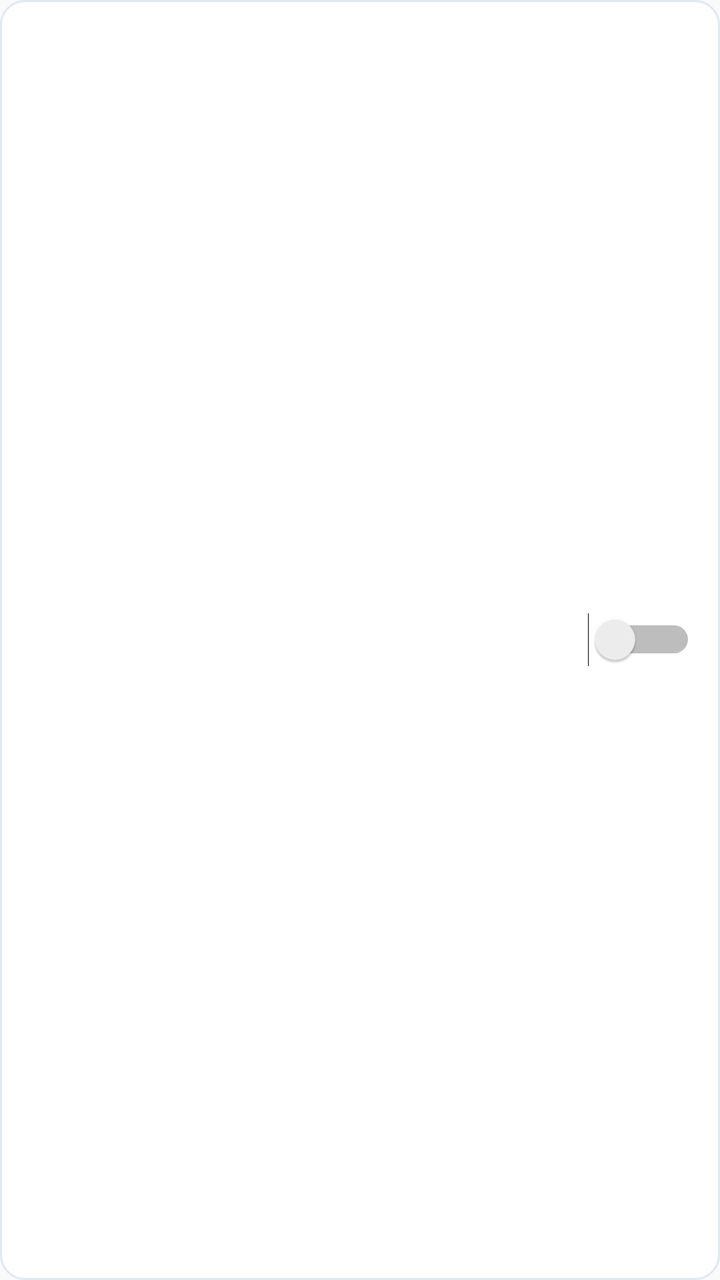
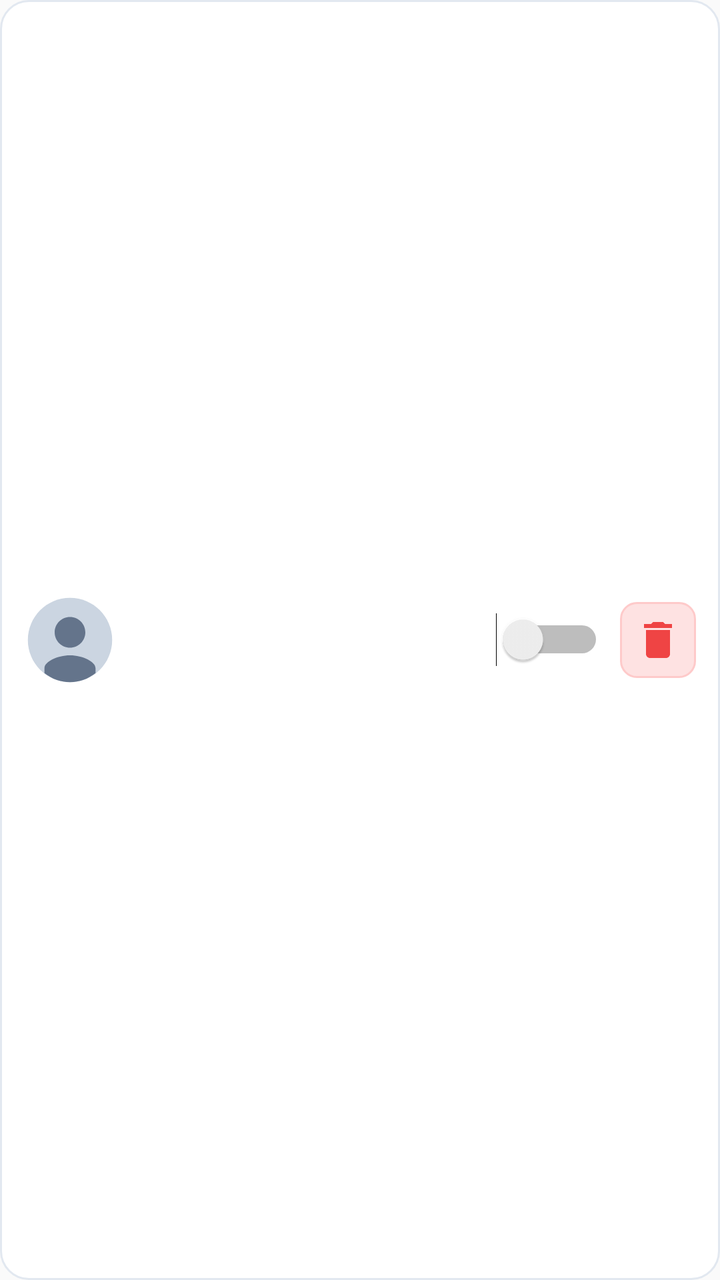

Before-and-after screenshots of an Android layout around one commit, followed by the original layout XML and the change that was made.
<!-- AndroidManifest.xml: application theme android:Theme.Material.Light.NoActionBar -->
<!-- res/layout/item_channel.xml -->
<?xml version="1.0" encoding="utf-8"?>
<RelativeLayout xmlns:android="http://schemas.android.com/apk/res/android"
    android:layout_width="match_parent"
    android:layout_height="wrap_content"
    android:background="@drawable/bg_card"
    android:padding="12dp">

    <LinearLayout
        android:layout_width="match_parent"
        android:layout_height="wrap_content"
        android:layout_centerVertical="true"
        android:layout_toStartOf="@id/switchApproved"
        android:orientation="vertical">

        <TextView
            android:id="@+id/tvChannelName"
            android:layout_width="wrap_content"
            android:layout_height="wrap_content"
            android:textColor="#1E293B"
            android:textSize="15sp"
            android:textStyle="bold" />

        <TextView
            android:id="@+id/tvChannelCategory"
            android:layout_width="wrap_content"
            android:layout_height="wrap_content"
            android:layout_marginTop="2dp"
            android:textColor="#64748B"
            android:textSize="12sp" />

        <TextView
            android:id="@+id/tvChannelId"
            android:layout_width="wrap_content"
            android:layout_height="wrap_content"
            android:layout_marginTop="2dp"
            android:textColor="#94A3B8"
            android:textSize="10sp" />
    </LinearLayout>

    <Switch
        android:id="@+id/switchApproved"
        android:layout_width="wrap_content"
        android:layout_height="wrap_content"
        android:layout_alignParentEnd="true"
        android:layout_centerVertical="true" />

</RelativeLayout>
<!-- resources referenced by this layout -->
<resources>
  <!-- drawable bg_card (drawable) -->
  <?xml version="1.0" encoding="utf-8"?>
  <shape xmlns:android="http://schemas.android.com/apk/res/android"
      android:shape="rectangle">
      <solid android:color="#FFFFFF" />
      <corners android:radius="12dp" />
      <stroke
          android:width="1dp"
          android:color="#E2E8F0" />
  </shape>
</resources>

<!-- the commit's change to res/layout/item_channel.xml (unified diff, before → after) -->
@@ -5,17 +5,31 @@
     android:background="@drawable/bg_card"
     android:padding="12dp">
 
+    <ImageView
+        android:id="@+id/ivChannelAvatar"
+        android:layout_width="46dp"
+        android:layout_height="46dp"
+        android:layout_alignParentStart="true"
+        android:layout_centerVertical="true"
+        android:layout_marginEnd="12dp"
+        android:contentDescription="לוגו ערוץ"
+        android:scaleType="centerCrop"
+        android:src="@drawable/ic_channel_default" />
+
     <LinearLayout
         android:layout_width="match_parent"
         android:layout_height="wrap_content"
         android:layout_centerVertical="true"
-        android:layout_toStartOf="@id/switchApproved"
+        android:layout_toEndOf="@id/ivChannelAvatar"
+        android:layout_toStartOf="@id/llChannelControls"
         android:orientation="vertical">
 
         <TextView
             android:id="@+id/tvChannelName"
             android:layout_width="wrap_content"
             android:layout_height="wrap_content"
+            android:ellipsize="end"
+            android:maxLines="1"
             android:textColor="#1E293B"
             android:textSize="15sp"
             android:textStyle="bold" />
@@ -33,15 +47,35 @@
             android:layout_width="wrap_content"
             android:layout_height="wrap_content"
             android:layout_marginTop="2dp"
+            android:ellipsize="middle"
+            android:maxLines="1"
             android:textColor="#94A3B8"
             android:textSize="10sp" />
     </LinearLayout>
 
-    <Switch
-        android:id="@+id/switchApproved"
+    <LinearLayout
+        android:id="@+id/llChannelControls"
         android:layout_width="wrap_content"
         android:layout_height="wrap_content"
         android:layout_alignParentEnd="true"
-        android:layout_centerVertical="true" />
+        android:layout_centerVertical="true"
+        android:gravity="center_vertical"
+        android:orientation="horizontal">
+
+        <Switch
+            android:id="@+id/switchApproved"
+            android:layout_width="wrap_content"
+            android:layout_height="wrap_content" />
+
+        <ImageButton
+            android:id="@+id/btnDeleteChannel"
+            android:layout_width="38dp"
+            android:layout_height="38dp"
+            android:layout_marginStart="8dp"
+            android:background="@drawable/bg_delete_btn"
+            android:contentDescription="@string/btn_delete"
+            android:padding="7dp"
+            android:src="@drawable/ic_delete" />
+    </LinearLayout>
 
 </RelativeLayout>
<!-- resource entries referenced after the edit -->
@@ -5,10 +5,44 @@
   <shape xmlns:android="http://schemas.android.com/apk/res/android"
       android:shape="rectangle">
       <solid android:color="#FFFFFF" />
-      <corners android:radius="12dp" />
+      <corners android:radius="14dp" />
       <stroke
           android:width="1dp"
           android:color="#E2E8F0" />
   </shape>
+  <!-- drawable bg_delete_btn (drawable) -->
+  <?xml version="1.0" encoding="utf-8"?>
+  <shape xmlns:android="http://schemas.android.com/apk/res/android"
+      android:shape="rectangle">
+      <solid android:color="#FEE2E2" />
+      <corners android:radius="8dp" />
+      <stroke
+          android:width="1dp"
+          android:color="#FECACA" />
+  </shape>
+  <!-- drawable ic_channel_default (drawable) -->
+  <vector xmlns:android="http://schemas.android.com/apk/res/android"
+      android:width="48dp"
+      android:height="48dp"
+      android:viewportWidth="48"
+      android:viewportHeight="48">
+      <path
+          android:fillColor="#CBD5E1"
+          android:pathData="M24,2 C11.85,2 2,11.85 2,24 C2,36.15 11.85,46 24,46 C36.15,46 46,36.15 46,24 C46,11.85 36.15,2 24,2 Z" />
+      <path
+          android:fillColor="#64748B"
+          android:pathData="M24,12 C19.58,12 16,15.58 16,20 C16,24.42 19.58,28 24,28 C28.42,28 32,24.42 32,20 C32,15.58 28.42,12 24,12 Z M24,32 C17.33,32 10.67,35.34 10.67,38.67 L10.67,41.33 C14.67,44.4 19.12,46 24,46 C28.88,46 33.33,44.4 37.33,41.33 L37.33,38.67 C37.33,35.34 30.67,32 24,32 Z" />
+  </vector>
+  <!-- drawable ic_delete (drawable) -->
+  <vector xmlns:android="http://schemas.android.com/apk/res/android"
+      android:width="24dp"
+      android:height="24dp"
+      android:viewportWidth="24"
+      android:viewportHeight="24">
+      <path
+          android:fillColor="#EF4444"
+          android:pathData="M6,19c0,1.1 0.9,2 2,2h8c1.1,0 2,-0.9 2,-2V7H6v12zM19,4h-3.5l-1,-1h-5l-1,1H5v2h14V4z"/>
+  </vector>
+  <string name="btn_delete">מחק</string>
 </resources>
 
